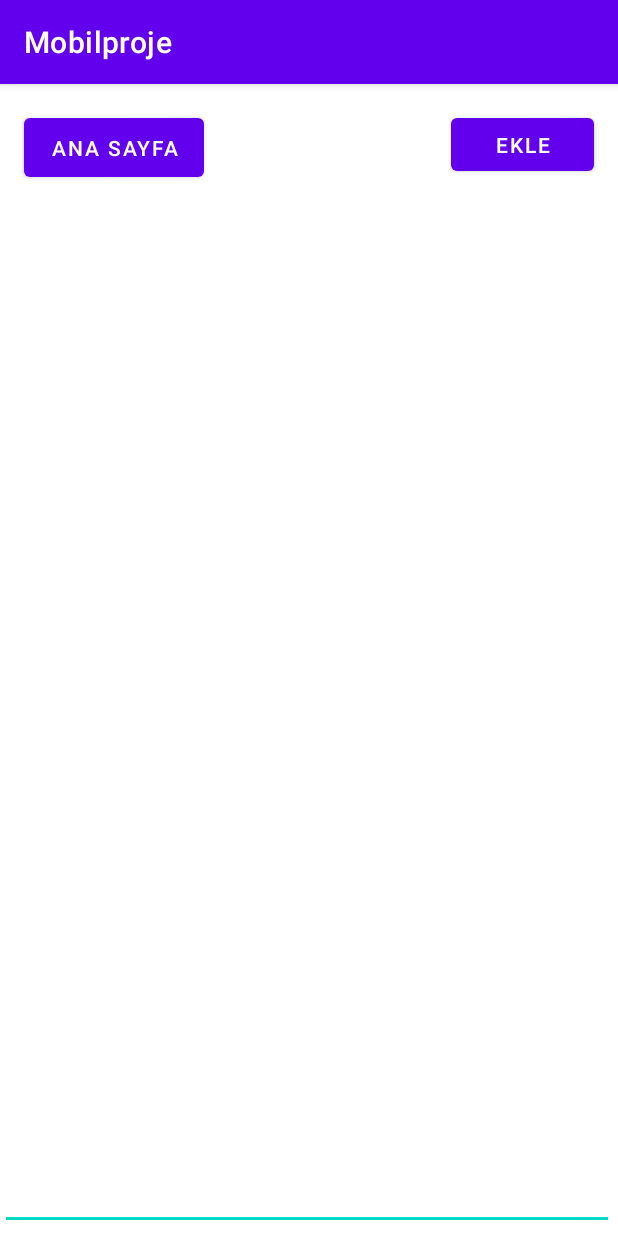
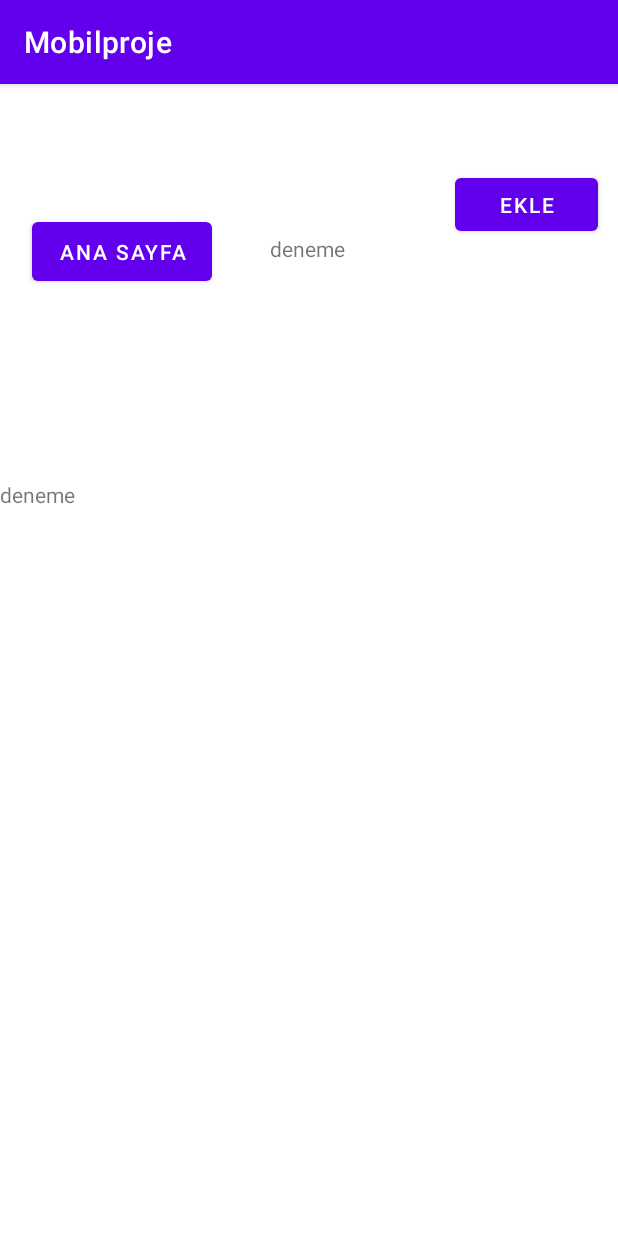
Before and after one commit to notrealtrick/Mobilproje, an Android app built with Jetpack Compose: the InfoActivity screen opened directly, with no data from a screen before it, after a tap on "EKLE", on a phone screen of 412 x 824 dp. Run offline under Robolectric (Android 15) with nearby library versions, the phone set to English and light mode, and no system bars.

Commit message:
Veri tabanı işlemleri devamı

```diff
--- a/app/src/main/java/com/example/mobilproje/InfoActivity.java
+++ b/app/src/main/java/com/example/mobilproje/InfoActivity.java
@@ -2,27 +2,35 @@ package com.example.mobilproje;
 
 import androidx.appcompat.app.AppCompatActivity;
 
+import android.annotation.SuppressLint;
 import android.database.Cursor;
 import android.database.sqlite.SQLiteDatabase;
 import android.os.Bundle;
 import android.view.View;
 import android.widget.Button;
+import android.widget.TextView;
 import android.widget.Toast;
 
 public class InfoActivity extends AppCompatActivity {
 
     private SQLiteDatabase database;
 
-    Button geriButon;
+     Button geriButon;
     Button ekleButon;
+    TextView adText,bilgiText;
 
+    @SuppressLint("MissingInflatedId")
     @Override
     protected void onCreate(Bundle savedInstanceState) {
         super.onCreate(savedInstanceState);
         setContentView(R.layout.activity_info);
+        adText = findViewById(R.id.afet_isim_text);
+        bilgiText = findViewById(R.id.bilgilendirme_metni_text);
+
 
         try {
             database = this.openOrCreateDatabase("AfetDB", MODE_PRIVATE,null);
+
             database.execSQL("CREATE TABLE IF NOT EXISTS Afetler (id INT, afetAd VARCHAR, bilgi VARCHAR,videoUrl VARCHAR)");
         }
         catch (Exception e){
@@ -69,10 +77,22 @@ public class InfoActivity extends AppCompatActivity {
         int bilgiIndex = cursor.getColumnIndex("bilgi");
 
         int videoIndex = cursor.getColumnIndex("videoUrl");
-        while (cursor.moveToNext())
-            System.out.println(" id= "+ cursor.getInt(idIndex)+" ad = "+ cursor.getString(adIndex)+" bilgi = "+cursor.getString(bilgiIndex)+ " videoUrl="+ cursor.getString(videoIndex));
+        while (cursor.moveToNext()) {
+            System.out.println(" id= " + cursor.getInt(idIndex) + " ad = " + cursor.getString(adIndex) + " bilgi = " + cursor.getString(bilgiIndex) + " videoUrl=" + cursor.getString(videoIndex));
+            adText.setText(cursor.getString(adIndex));
+            bilgiText.setText(cursor.getString(bilgiIndex));
+
+        }
+
 
         cursor.close();
+
+
+
     }
 
+
+
+
+
 }
--- a/app/src/main/java/com/example/mobilproje/MainActivity.java
+++ b/app/src/main/java/com/example/mobilproje/MainActivity.java
@@ -13,6 +13,7 @@ public class MainActivity extends AppCompatActivity {
 
     Button depremButon,selButon,heyelanButon,cigButon,firtinaButon,orman_yanginButon;
     Context context = this;
+    public String afet = null;
 
     @Override
     protected void onCreate(Bundle savedInstanceState) {
@@ -29,7 +30,7 @@ public class MainActivity extends AppCompatActivity {
             @Override
             public void onClick(View view) {
 
-
+                afet = "Deprem";
                 Intent intent = new Intent(MainActivity.this, InfoActivity.class);
 
                 startActivity(intent);
--- a/app/src/main/res/layout/activity_info.xml
+++ b/app/src/main/res/layout/activity_info.xml
@@ -13,10 +13,10 @@
         android:text="Ana Sayfa"
         app:layout_constraintBottom_toBottomOf="parent"
         app:layout_constraintEnd_toEndOf="parent"
-        app:layout_constraintHorizontal_bias="0.054"
+        app:layout_constraintHorizontal_bias="0.074"
         app:layout_constraintStart_toStartOf="parent"
         app:layout_constraintTop_toTopOf="parent"
-        app:layout_constraintVertical_bias="0.023" />
+        app:layout_constraintVertical_bias="0.12" />
 
     <Button
         android:id="@+id/ekleButon"
@@ -25,29 +25,39 @@
         android:text="Ekle"
         app:layout_constraintBottom_toBottomOf="parent"
         app:layout_constraintEnd_toEndOf="parent"
-        app:layout_constraintHorizontal_bias="0.949"
+        app:layout_constraintHorizontal_bias="0.957"
         app:layout_constraintStart_toStartOf="parent"
         app:layout_constraintTop_toTopOf="parent"
-        app:layout_constraintVertical_bias="0.023" />
+        app:layout_constraintVertical_bias="0.079" />
 
     <LinearLayout
-        android:layout_width="409dp"
-        android:layout_height="547dp"
+        android:id="@+id/linearLayout"
+        android:layout_width="0dp"
+        android:layout_height="500dp"
         android:layout_marginBottom="4dp"
         android:orientation="vertical"
         app:layout_constraintBottom_toBottomOf="parent"
         app:layout_constraintEnd_toEndOf="parent"
-        app:layout_constraintHorizontal_bias="0.0"
+        app:layout_constraintHorizontal_bias="1.0"
         app:layout_constraintStart_toStartOf="parent">
 
-        <EditText
-            android:id="@+id/editTextTextMultiLine"
+        <TextView
+            android:id="@+id/bilgilendirme_metni_text"
             android:layout_width="match_parent"
-            android:layout_height="match_parent"
-            android:ems="10"
-            android:gravity="start|top"
-            android:inputType="textMultiLine"
-            tools:text="sd" />
+            android:layout_height="514dp"
+            android:text="TextView" />
     </LinearLayout>
 
+    <TextView
+        android:id="@+id/afet_isim_text"
+        android:layout_width="wrap_content"
+        android:layout_height="wrap_content"
+        app:layout_constraintBottom_toTopOf="@+id/linearLayout"
+        app:layout_constraintEnd_toEndOf="parent"
+        app:layout_constraintHorizontal_bias="0.498"
+        app:layout_constraintStart_toStartOf="parent"
+        app:layout_constraintTop_toTopOf="parent"
+        app:layout_constraintVertical_bias="0.408"
+        tools:text="Afet" />
+
 </androidx.constraintlayout.widget.ConstraintLayout>
```
